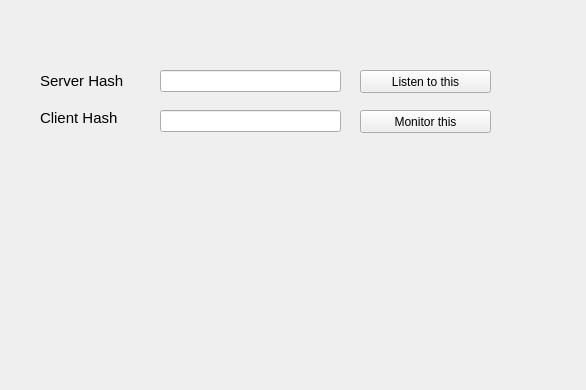
zeroreserve/tortoise, file TortoiseDialog.ui: the form before one commit.
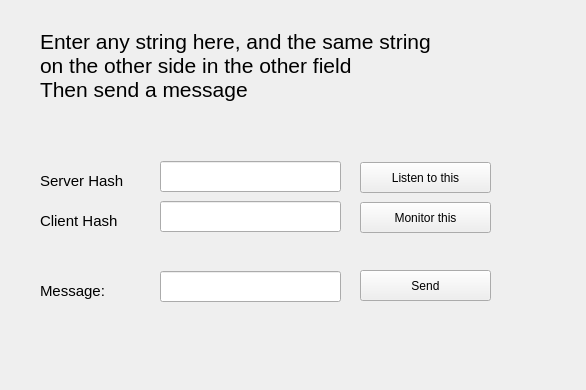
The form after the commit.

The edit to the form file:
```diff
--- a/TortoiseDialog.ui
+++ b/TortoiseDialog.ui
@@ -17,7 +17,7 @@
    <property name="geometry">
     <rect>
      <x>40</x>
-     <y>70</y>
+     <y>170</y>
      <width>101</width>
      <height>21</height>
     </rect>
@@ -38,9 +38,9 @@
    <property name="geometry">
     <rect>
      <x>160</x>
-     <y>70</y>
+     <y>161</y>
      <width>181</width>
-     <height>22</height>
+     <height>31</height>
     </rect>
    </property>
   </widget>
@@ -48,9 +48,9 @@
    <property name="geometry">
     <rect>
      <x>360</x>
-     <y>70</y>
+     <y>162</y>
      <width>131</width>
-     <height>23</height>
+     <height>31</height>
     </rect>
    </property>
    <property name="text">
@@ -61,9 +61,9 @@
    <property name="geometry">
     <rect>
      <x>160</x>
-     <y>110</y>
+     <y>201</y>
      <width>181</width>
-     <height>22</height>
+     <height>31</height>
     </rect>
    </property>
   </widget>
@@ -71,9 +71,9 @@
    <property name="geometry">
     <rect>
      <x>40</x>
-     <y>110</y>
+     <y>210</y>
      <width>101</width>
-     <height>16</height>
+     <height>21</height>
     </rect>
    </property>
    <property name="font">
@@ -92,15 +92,79 @@
    <property name="geometry">
     <rect>
      <x>360</x>
-     <y>110</y>
+     <y>202</y>
      <width>131</width>
-     <height>23</height>
+     <height>31</height>
     </rect>
    </property>
    <property name="text">
     <string>Monitor this</string>
    </property>
   </widget>
+  <widget class="QLabel" name="label_3">
+   <property name="geometry">
+    <rect>
+     <x>40</x>
+     <y>20</y>
+     <width>491</width>
+     <height>91</height>
+    </rect>
+   </property>
+   <property name="font">
+    <font>
+     <pointsize>16</pointsize>
+    </font>
+   </property>
+   <property name="text">
+    <string>Enter any string here, and the same string
+on the other side in the other field
+Then send a message</string>
+   </property>
+  </widget>
+  <widget class="QLabel" name="label_4">
+   <property name="geometry">
+    <rect>
+     <x>40</x>
+     <y>280</y>
+     <width>101</width>
+     <height>21</height>
+    </rect>
+   </property>
+   <property name="font">
+    <font>
+     <pointsize>11</pointsize>
+    </font>
+   </property>
+   <property name="toolTip">
+    <string>&lt;html&gt;&lt;head/&gt;&lt;body&gt;&lt;p&gt;Enter a string here, and the same string in the Server Hash field on the Server computer.&lt;/p&gt;&lt;p&gt;This string will usually be a hash of some data on production software. Here, anything will do.&lt;/p&gt;&lt;/body&gt;&lt;/html&gt;</string>
+   </property>
+   <property name="text">
+    <string>Message:</string>
+   </property>
+  </widget>
+  <widget class="QLineEdit" name="message">
+   <property name="geometry">
+    <rect>
+     <x>160</x>
+     <y>271</y>
+     <width>181</width>
+     <height>31</height>
+    </rect>
+   </property>
+  </widget>
+  <widget class="QPushButton" name="sendMessageButton">
+   <property name="geometry">
+    <rect>
+     <x>360</x>
+     <y>270</y>
+     <width>131</width>
+     <height>31</height>
+    </rect>
+   </property>
+   <property name="text">
+    <string>Send</string>
+   </property>
+  </widget>
  </widget>
  <resources/>
  <connections/>
```
